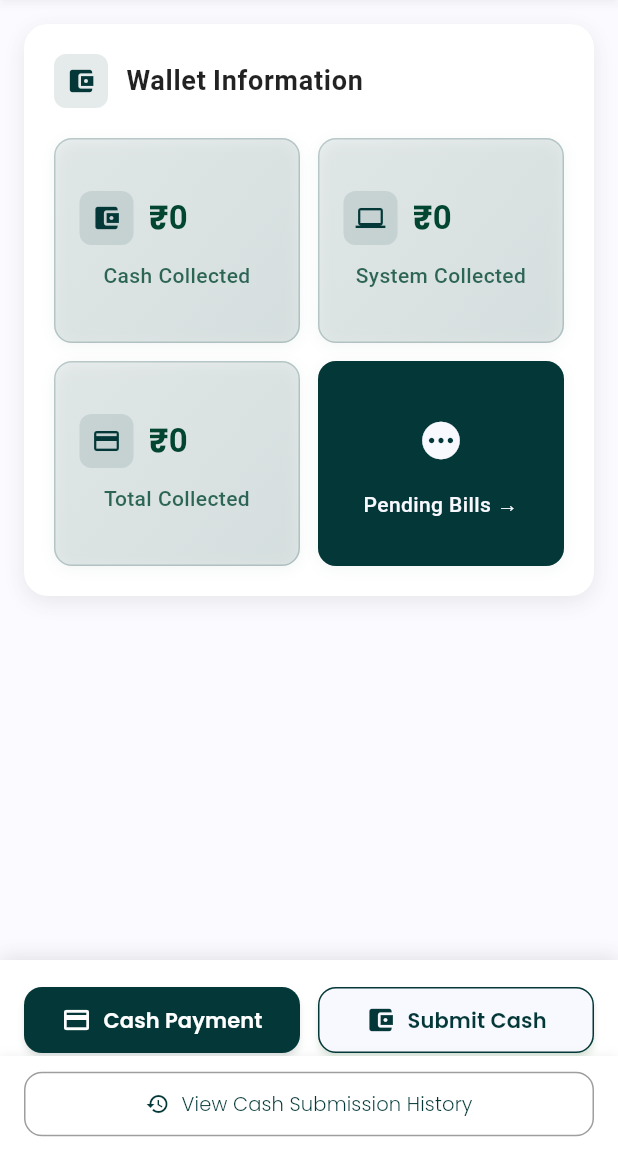
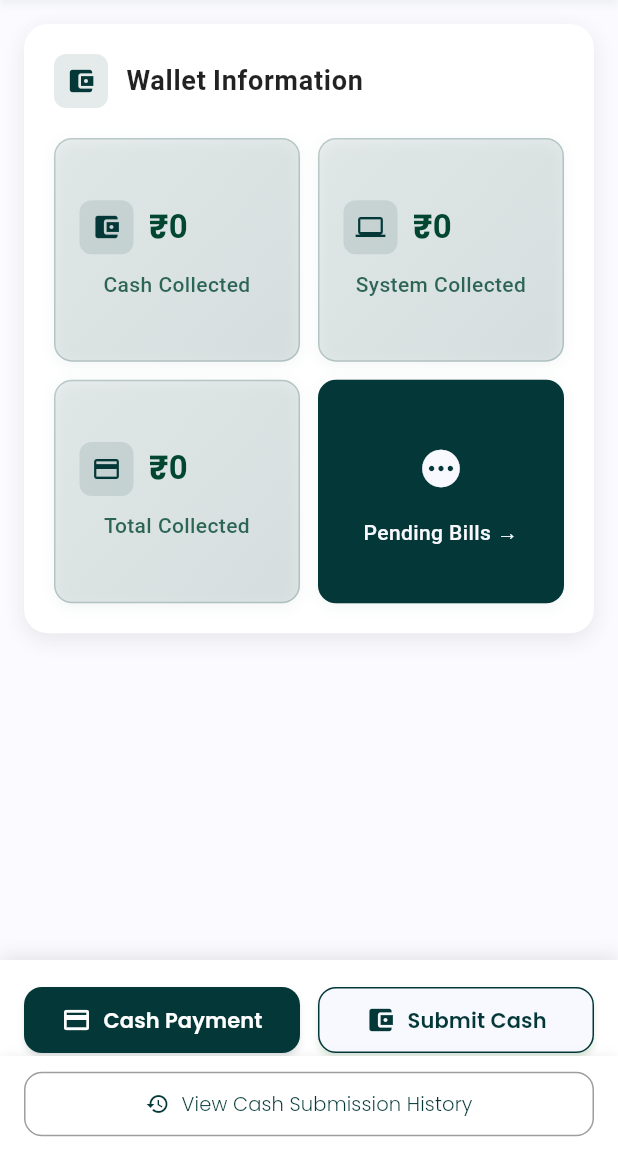
Before and after one commit to kratika0724/kratikaQT, a Flutter app: the VendorDashboardScreen screen opened directly, on a phone screen of 412 x 824 dp, the part 84-1236 px from its top. Run offline on Flutter 3.47's test engine with Material 3 defaults, Android fonts, the light colour scheme and no system bars; our stand-ins replace dotted_line, email_validator, file_picker, firebase_core, firebase_messaging, fl_chart and 6 more; missing offline and left inert: excel; accounts and stored records are empty; Roboto replaces fonts that are missing (PoppinsMedium, poppinsBold).

```diff
--- a/lib/screens/login/login_screen.dart
+++ b/lib/screens/login/login_screen.dart
@@ -108,7 +108,7 @@ class _LoginScreenState extends State<LoginScreen> {
                         crossAxisAlignment: CrossAxisAlignment.end,
                         children: [
                           Image.asset(AppAssets.logo, width: 200, height: 50),
-                          Text("Vendor",
+                          Text("Agents",
                               style: semiBoldTextStyle(
                                 fontSize: dimen16,
                                 color: Colors.black,
--- a/lib/screens/vendor_pages/vendor dashboard/widgets/vendor_overview_section.dart
+++ b/lib/screens/vendor_pages/vendor dashboard/widgets/vendor_overview_section.dart
@@ -84,7 +84,7 @@ class VendorOverviewSection extends StatelessWidget {
               shrinkWrap: true,
               crossAxisSpacing: 12,
               mainAxisSpacing: 12,
-              childAspectRatio: 1.2,
+              childAspectRatio: 1.1,
               physics: const NeverScrollableScrollPhysics(),
               children: walletItems,
             ),
```
